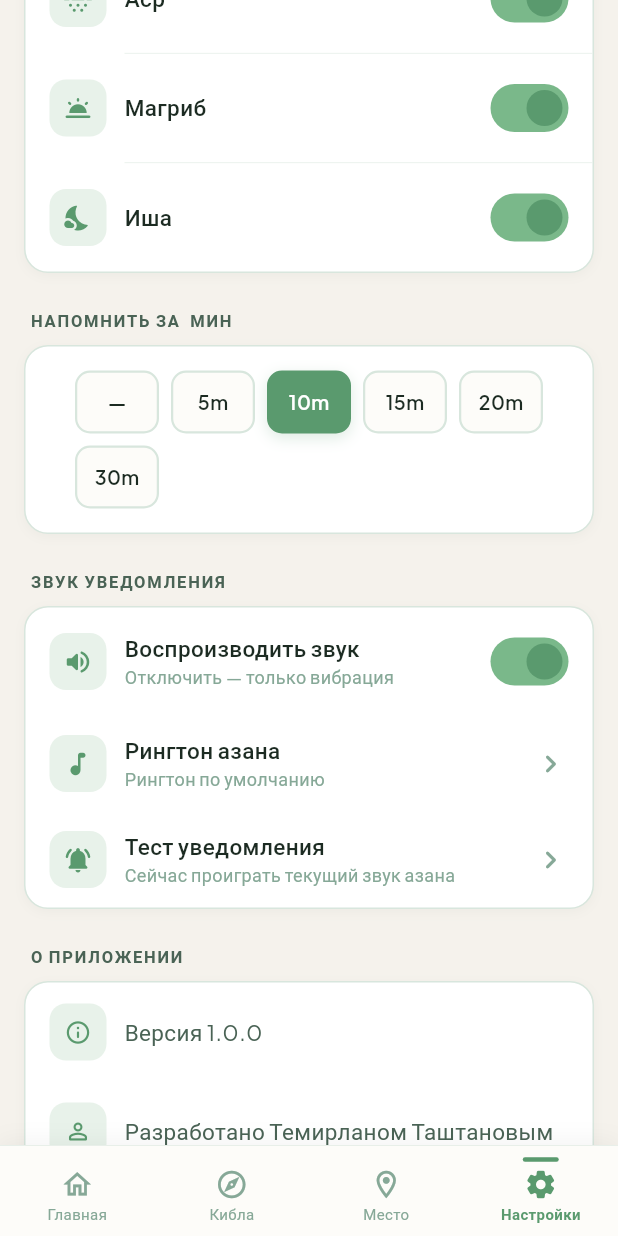
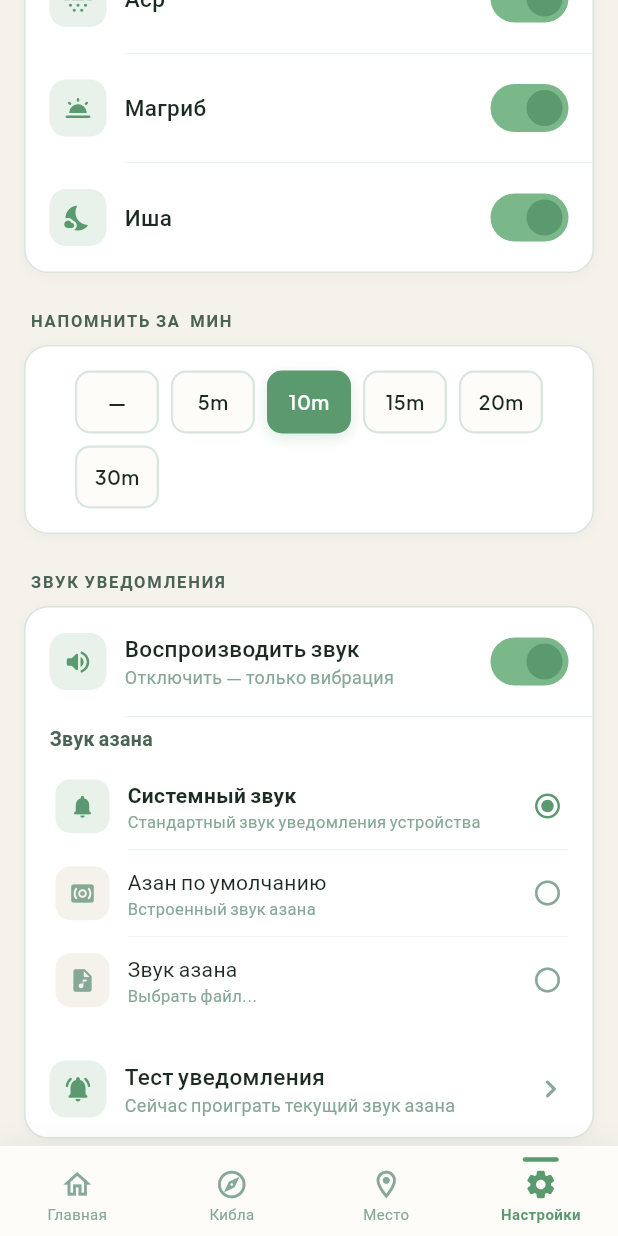
Before and after one commit to tashtemirlan/namaz_time_flutter, a Flutter app: the screen it shows after launch, item 4 of the bottom bar chosen, scrolled down 576 dp, on a phone screen of 412 x 824 dp. Run offline on Flutter 3.47's test engine with Material 3 defaults, Android fonts, the phone set to English and light mode, and no system bars; our stand-ins replace dio, easy_localization, file_picker, flutter_compass, flutter_local_notifications, geolocator and 3 more; missing offline and left inert: workmanager; accounts and stored records are empty; statements that could not run were skipped.

Commit message:
added basic sound

```diff
--- a/assets/translations/ky.json
+++ b/assets/translations/ky.json
@@ -85,9 +85,14 @@
     "sound": "Билдирүү үнү",
     "sound_toggle": "Үн ойнотуу",
     "sound_hint": "Өчүрүлгөндө — дирилдөө гана",
-    "azan_ringtone": "Азан рингтону",
+    "azan_ringtone": "Азан үнү",
     "azan_ringtone_default": "Демейки рингтон",
+    "azan_ringtone_pick": "Файл тандоо...",
     "reset_azan_ringtone": "Демейки рингтонду колдонуу",
+    "sound_system": "Тутум үнү",
+    "sound_system_hint": "Түзмөктүн стандарттык билдирүү үнү",
+    "sound_default_azan": "Демейки азан",
+    "sound_default_azan_hint": "Камтылган азан үнү",
     "test_notification": "Билдирүүнү сыноо",
     "test_notification_hint": "Учурдагы азан үнүн азыр ойнотуу",
     "about": "Тиркеме жөнүндө",
--- a/assets/translations/ru.json
+++ b/assets/translations/ru.json
@@ -85,9 +85,14 @@
     "sound": "Звук уведомления",
     "sound_toggle": "Воспроизводить звук",
     "sound_hint": "Отключить — только вибрация",
-    "azan_ringtone": "Рингтон азана",
+    "azan_ringtone": "Звук азана",
     "azan_ringtone_default": "Рингтон по умолчанию",
+    "azan_ringtone_pick": "Выбрать файл...",
     "reset_azan_ringtone": "Использовать рингтон по умолчанию",
+    "sound_system": "Системный звук",
+    "sound_system_hint": "Стандартный звук уведомления устройства",
+    "sound_default_azan": "Азан по умолчанию",
+    "sound_default_azan_hint": "Встроенный звук азана",
     "test_notification": "Тест уведомления",
     "test_notification_hint": "Сейчас проиграть текущий звук азана",
     "about": "О приложении",
--- a/lib/global/app_settings.dart
+++ b/lib/global/app_settings.dart
@@ -86,12 +86,25 @@ class AppSettings {
   static const _soundEnabledKey = 'sound_enabled';
   static const _soundUriKey = 'sound_uri';
   static const _lastBgRefreshDateKey = 'bg_last_refresh_date';
+  static const _azanSoundModeKey = 'azan_sound_mode';
+
+  /// Possible values: 'system' | 'default_azan' | 'custom'
+  static const String azanSoundModeSystem = 'system';
+  static const String azanSoundModeDefaultAzan = 'default_azan';
+  static const String azanSoundModeCustom = 'custom';
 
   static bool get soundEnabled =>
       _box.get(_soundEnabledKey, defaultValue: true) as bool;
 
   static Future<void> setSoundEnabled(bool enabled) =>
       _box.put(_soundEnabledKey, enabled);
+
+  /// Which azan sound mode is active: 'system', 'default_azan', or 'custom'.
+  static String get azanSoundMode =>
+      _box.get(_azanSoundModeKey, defaultValue: azanSoundModeSystem) as String;
+
+  static Future<void> setAzanSoundMode(String mode) =>
+      _box.put(_azanSoundModeKey, mode);
 
   static String? get customSoundUri =>
       (() {
--- a/lib/ui/screens/settings/settings_screen.dart
+++ b/lib/ui/screens/settings/settings_screen.dart
@@ -120,39 +120,31 @@ class SettingsScreen extends StatelessWidget {
                         await _reschedule(context);
                       },
                       colors: colors,
+                      showDivider: true,
                     ),
-                    _ActionTile(
-                      icon: Icons.music_note_rounded,
-                      title: 'settings.azan_ringtone'.tr(),
-                      subtitle: settings.customSoundUri == null
-                          ? 'settings.azan_ringtone_default'.tr()
-                          : _displayNameFromUri(settings.customSoundUri!),
-                      onTap: () async {
-                        final result = await FilePicker.platform.pickFiles(
-                          type: FileType.audio,
-                        );
-                        final path = result?.files.single.path;
-                        if (path == null) return;
-                        final uri = 'file://$path';
-                        await settings.setCustomSoundUri(uri);
+                    _AzanSoundModePicker(
+                      currentMode: settings.azanSoundMode,
+                      customSoundUri: settings.customSoundUri,
+                      enabled: settings.soundEnabled,
+                      colors: colors,
+                      onModeSelected: (mode) async {
+                        if (mode == AppSettings.azanSoundModeCustom) {
+                          final result = await FilePicker.platform.pickFiles(
+                            type: FileType.audio,
+                          );
+                          final path = result?.files.single.path;
+                          if (path == null) return;
+                          await settings.setCustomSoundUri('file://$path');
+                          await settings.setAzanSoundMode(
+                              AppSettings.azanSoundModeCustom);
+                        } else {
+                          await settings.setAzanSoundMode(mode);
+                        }
                         if (!context.mounted) return;
                         await _reschedule(context);
                       },
-                      colors: colors,
-                      showDivider: settings.customSoundUri != null,
+                      displayNameFromUri: _displayNameFromUri,
                     ),
-                    if (settings.customSoundUri != null)
-                      _ActionTile(
-                        icon: Icons.restart_alt_rounded,
-                        title: 'settings.reset_azan_ringtone'.tr(),
-                        subtitle: 'settings.azan_ringtone_default'.tr(),
-                        onTap: () async {
-                          await settings.setCustomSoundUri(null);
-                          if (!context.mounted) return;
-                          await _reschedule(context);
-                        },
-                        colors: colors,
-                      ),
                     _ActionTile(
                       icon: Icons.notifications_active_rounded,
                       title: 'settings.test_notification'.tr(),
@@ -234,6 +226,148 @@ class SettingsScreen extends StatelessWidget {
       case 'isha':    return Icons.nights_stay_rounded;
       default:        return Icons.access_time_rounded;
     }
+  }
+}
+
+// ─── Azan Sound Mode Picker ───────────────────────────────────────────────
+
+class _AzanSoundModePicker extends StatelessWidget {
+  final String currentMode;
+  final String? customSoundUri;
+  final bool enabled;
+  final AppColors colors;
+  final Future<void> Function(String mode) onModeSelected;
+  final String Function(String uri) displayNameFromUri;
+
+  const _AzanSoundModePicker({
+    required this.currentMode,
+    required this.customSoundUri,
+    required this.enabled,
+    required this.colors,
+    required this.onModeSelected,
+    required this.displayNameFromUri,
+  });
+
+  @override
+  Widget build(BuildContext context) {
+    final options = [
+      (
+        mode: AppSettings.azanSoundModeSystem,
+        icon: Icons.notifications_rounded,
+        label: 'settings.sound_system'.tr(),
+        subtitle: 'settings.sound_system_hint'.tr(),
+      ),
+      (
+        mode: AppSettings.azanSoundModeDefaultAzan,
+        icon: Icons.surround_sound_rounded,
+        label: 'settings.sound_default_azan'.tr(),
+        subtitle: 'settings.sound_default_azan_hint'.tr(),
+      ),
+      (
+        mode: AppSettings.azanSoundModeCustom,
+        icon: Icons.audio_file_rounded,
+        label: 'settings.azan_ringtone'.tr(),
+        subtitle: currentMode == AppSettings.azanSoundModeCustom &&
+                customSoundUri != null
+            ? displayNameFromUri(customSoundUri!)
+            : 'settings.azan_ringtone_pick'.tr(),
+      ),
+    ];
+
+    return Padding(
+      padding: const EdgeInsets.fromLTRB(16, 4, 16, 12),
+      child: Column(
+        crossAxisAlignment: CrossAxisAlignment.start,
+        children: [
+          Padding(
+            padding: const EdgeInsets.only(bottom: 8),
+            child: AppText(
+              text: 'settings.azan_ringtone'.tr(),
+              fontSize: 13,
+              fontWeight: FontWeight.w600,
+              color: enabled ? colors.textSecondary : colors.textTertiary,
+            ),
+          ),
+          ...options.asMap().entries.map((e) {
+            final opt = e.value;
+            final isSelected = currentMode == opt.mode;
+            final isLast = e.key == options.length - 1;
+            return Column(
+              children: [
+                InkWell(
+                  onTap: enabled ? () => onModeSelected(opt.mode) : null,
+                  borderRadius: BorderRadius.circular(10),
+                  child: Padding(
+                    padding: const EdgeInsets.symmetric(
+                        vertical: 10, horizontal: 4),
+                    child: Row(
+                      children: [
+                        Container(
+                          width: 36,
+                          height: 36,
+                          decoration: BoxDecoration(
+                            color: isSelected && enabled
+                                ? colors.primaryFill
+                                : colors.background,
+                            borderRadius: BorderRadius.circular(10),
+                          ),
+                          child: Icon(
+                            opt.icon,
+                            size: 18,
+                            color: isSelected && enabled
+                                ? colors.primary
+                                : colors.textTertiary,
+                          ),
+                        ),
+                        const SizedBox(width: 12),
+                        Expanded(
+                          child: Column(
+                            crossAxisAlignment: CrossAxisAlignment.start,
+                            children: [
+                              AppText(
+                                text: opt.label,
+                                fontSize: 14,
+                                fontWeight: isSelected
+                                    ? FontWeight.w600
+                                    : FontWeight.w400,
+                                color: enabled
+                                    ? colors.text
+                                    : colors.textTertiary,
+                              ),
+                              AppText(
+                                text: opt.subtitle,
+                                fontSize: 11,
+                                color: colors.textTertiary,
+                              ),
+                            ],
+                          ),
+                        ),
+                        Icon(
+                          isSelected
+                              ? Icons.radio_button_checked_rounded
+                              : Icons.radio_button_unchecked_rounded,
+                          size: 20,
+                          color: isSelected && enabled
+                              ? colors.primary
+                              : colors.textTertiary,
+                        ),
+                      ],
+                    ),
+                  ),
+                ),
+                if (!isLast)
+                  Divider(
+                    height: 1,
+                    thickness: 0.5,
+                    color: colors.divider,
+                    indent: 52,
+                  ),
+              ],
+            );
+          }),
+        ],
+      ),
+    );
   }
 }
 
```
Also changed, not shown: assets/translations/en.json (+6 -1 lines), lib/providers/settings_provider.dart (+12 -3 lines), lib/services/notification_service.dart (+122 -66 lines), 1 other file.
